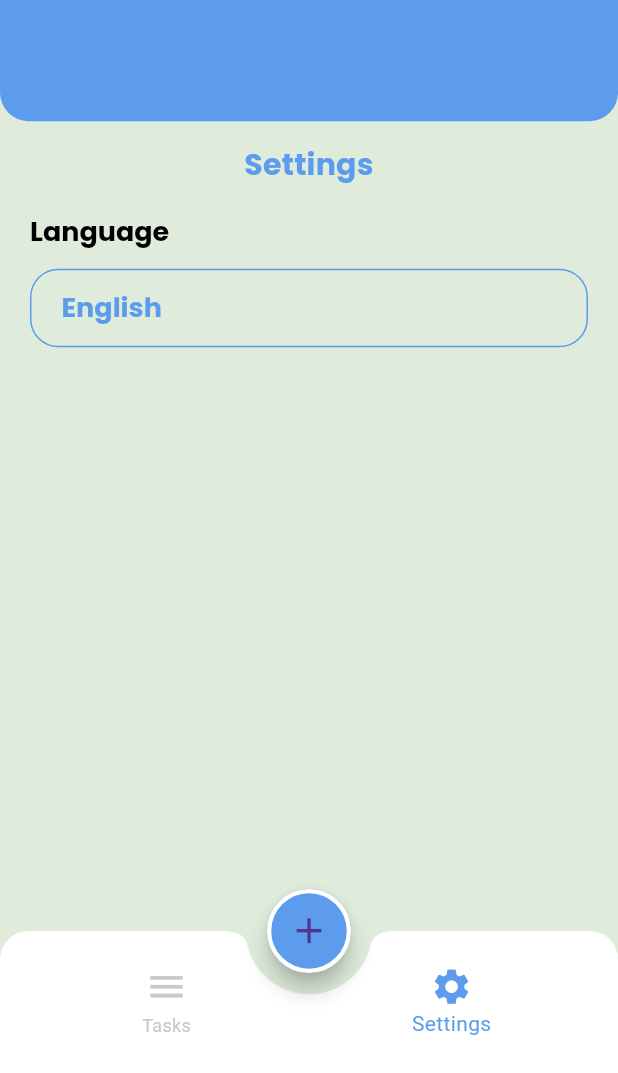
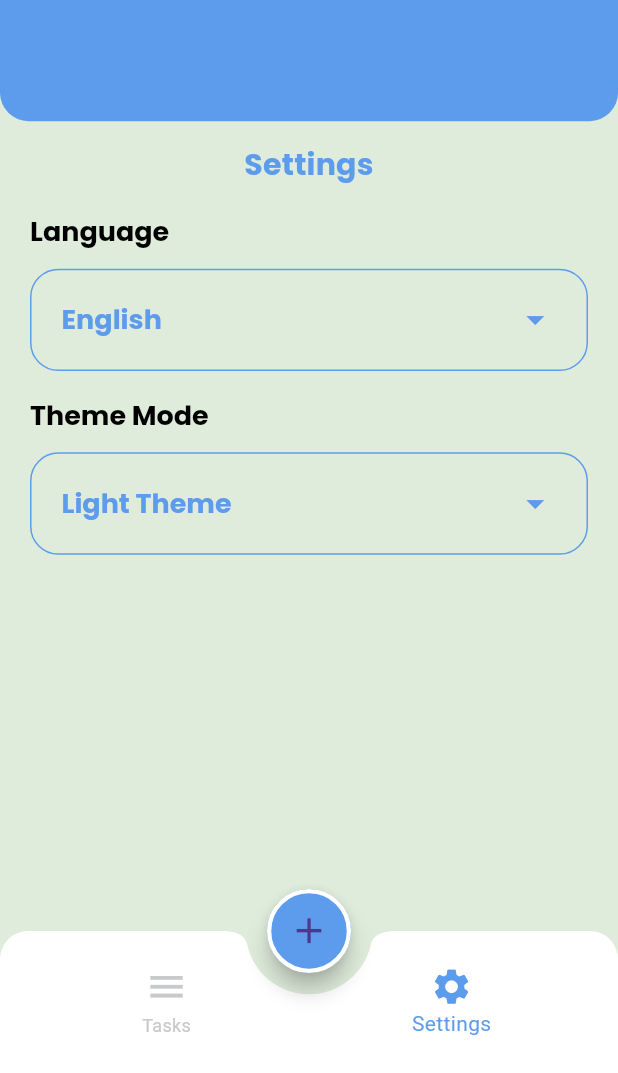
Before and after one commit to heshamgasser/todo, a Flutter app: the screen it shows after launch, item 2 of the bottom bar chosen, on a phone screen of 412 x 824 dp, the part 163-1236 px from its top. Run offline on Flutter 3.47's test engine with Material 3 defaults, Android fonts, the phone set to English and light mode, and no system bars; our stand-ins replace flutter_screenutil, google_fonts.

Commit message:
complete setting design

```diff
--- a/lib/main.dart
+++ b/lib/main.dart
@@ -1,18 +1,29 @@
 import 'package:flutter/material.dart';
 import 'package:flutter_screenutil/flutter_screenutil.dart';
+import 'package:provider/provider.dart';
 import 'package:todo_app/home_layout/home_layout.dart';
+import 'package:todo_app/provider/app_provider.dart';
 import 'package:todo_app/shared/styles/app_theme.dart';
 
-void main (){
-  runApp(Todo());
+void main() {
+  runApp(
+    ChangeNotifierProvider(
+      create: (context) => AppProvider(),
+      builder: (context, child) {
+        return Todo();
+      },
+    ),
+  );
 }
-
 
 class Todo extends StatelessWidget {
   const Todo({super.key});
 
   @override
   Widget build(BuildContext context) {
+
+    var appProvider = Provider.of<AppProvider>(context);
+
     return ScreenUtilInit(
       designSize: Size(412, 870),
       builder: (context, child) {
@@ -20,13 +31,11 @@ class Todo extends StatelessWidget {
           debugShowCheckedModeBanner: false,
           initialRoute: HomeLayout.routeName,
           routes: {
-            HomeLayout.routeName:(context) => HomeLayout(),
+            HomeLayout.routeName: (context) => HomeLayout(),
           },
           theme: AppTheme.lightTheme,
           darkTheme: AppTheme.darkTheme,
-          themeMode: ThemeMode.system,
-
-
+          themeMode: appProvider.themeMode,
         );
       },
     );
--- a/lib/shared/styles/app_theme.dart
+++ b/lib/shared/styles/app_theme.dart
@@ -5,6 +5,7 @@ import 'package:todo_app/shared/styles/app_text.dart';
 
 class AppTheme {
   static ThemeData lightTheme = ThemeData(
+    brightness: Brightness.light,
     appBarTheme: AppBarTheme(
       toolbarHeight: 200.h,
       centerTitle: true,
@@ -49,5 +50,48 @@ class AppTheme {
 
   );
 
-  static ThemeData darkTheme = ThemeData();
+  static ThemeData darkTheme = ThemeData(
+    brightness: Brightness.dark,
+    appBarTheme: AppBarTheme(
+      toolbarHeight: 200.h,
+      centerTitle: true,
+      color: AppColor.lightPrimaryColor,
+      shape: RoundedRectangleBorder(
+        borderRadius: BorderRadius.only(
+          bottomLeft: Radius.circular(20.r),
+          bottomRight: Radius.circular(20.r),
+        ),
+      ),
+    ),
+
+    scaffoldBackgroundColor: AppColor.darkBlackColor,
+    splashColor: Colors.transparent,
+    highlightColor: Colors.transparent,
+
+    textTheme: TextTheme(
+      titleLarge: AppText.titleLarge,
+      titleMedium: AppText.titleMedium,
+
+
+      displayMedium: AppText.displayMedium,
+      displaySmall: AppText.displaySmall,
+    ),
+
+    bottomAppBarTheme: BottomAppBarTheme(
+      color: AppColor.darkBlackColor,
+      height: 100.h,
+      shape: CircularNotchedRectangle(),
+    ),
+
+    bottomNavigationBarTheme: BottomNavigationBarThemeData(
+      type: BottomNavigationBarType.fixed,
+      selectedIconTheme: IconThemeData(size: 30.r),
+      unselectedIconTheme: IconThemeData(size: 30.r),
+      backgroundColor: Colors.transparent,
+      selectedItemColor: AppColor.lightPrimaryColor,
+      unselectedItemColor: AppColor.grayColor,
+      elevation: 0.0,
+
+    ),
+  );
 }
--- a/lib/views/setting_tab.dart
+++ b/lib/views/setting_tab.dart
@@ -1,29 +1,84 @@
 import 'package:flutter/material.dart';
 import 'package:flutter_screenutil/flutter_screenutil.dart';
+import 'package:provider/provider.dart';
+import 'package:todo_app/provider/app_provider.dart';
+import 'package:todo_app/provider/home_provider.dart';
 import 'package:todo_app/shared/styles/app_color.dart';
+import 'package:todo_app/views/widget/setting_container.dart';
+import 'package:todo_app/views/widget/setting_modalBottomSheet.dart';
 
 class SettingTab extends StatelessWidget {
   const SettingTab({super.key});
 
   @override
   Widget build(BuildContext context) {
+    var appProvider = Provider.of<AppProvider>(context);
+
     return Padding(
-      padding:  EdgeInsets.symmetric(horizontal: 20.w, vertical: 15.h),
+      padding: EdgeInsets.symmetric(horizontal: 20.w, vertical: 15.h),
       child: Column(
         crossAxisAlignment: CrossAxisAlignment.stretch,
         children: [
-            Text('Settings', style: Theme.of(context).textTheme.titleMedium, textAlign: TextAlign.center,),
-
+          Text(
+            'Settings',
+            style: Theme.of(context).textTheme.titleMedium,
+            textAlign: TextAlign.center,
+          ),
           SizedBox(height: 20.h),
-          Text('Language', style: Theme.of(context).textTheme.displayMedium,),
-          SizedBox(height: 15.h,),
-          Container(
-            padding: EdgeInsets.symmetric(horizontal: 20.w, vertical: 15.h),
-            decoration: BoxDecoration(
-              borderRadius: BorderRadius.circular(20.r),
-              border: Border.all(color: AppColor.lightPrimaryColor),
+          Text(
+            'Language',
+            style: Theme.of(context).brightness == Brightness.light
+                ? Theme.of(context).textTheme.displayMedium
+                : Theme.of(context)
+                .textTheme
+                .displayMedium!
+                .copyWith(color: Colors.white),
+          ),
+          SizedBox(
+            height: 15.h,
+          ),
+          SettingContainer(
+            containterText: 'English',
+            widget: SettingModalBottomSheet(
+              title: 'Language',
+              optionOne: 'English',
+              optionTwo: 'Arabic',
+              selected: appProvider.languageCode == 'en' ? true : false,
+              optionOneFunction: () {
+                appProvider.changeLanguageCode('en');
+              },
+              optionTwoFunction: () {
+                appProvider.changeLanguageCode('ar');
+              },
             ),
-            child: Text('English', style: Theme.of(context).textTheme.displaySmall,),
+          ),
+          SizedBox(height: 20.h),
+          Text(
+            'Theme Mode',
+            style: Theme.of(context).brightness == Brightness.light
+                ? Theme.of(context).textTheme.displayMedium
+                : Theme.of(context)
+                .textTheme
+                .displayMedium!
+                .copyWith(color: Colors.white),
+          ),
+          SizedBox(
+            height: 15.h,
+          ),
+          SettingContainer(
+            containterText: 'Light Theme',
+            widget: SettingModalBottomSheet(
+              title: 'Theme Mode',
+              optionOne: 'Light Theme',
+              optionTwo: 'Dark Theme',
+              selected: Theme.of(context).brightness == Brightness.light ? true : false,
+              optionOneFunction: () {
+                appProvider.changeThemeMode(ThemeMode.light);
+              },
+              optionTwoFunction: () {
+                appProvider.changeThemeMode(ThemeMode.dark);
+              },
+            ),
           ),
         ],
       ),
--- /dev/null
+++ b/lib/views/widget/setting_container.dart
@@ -0,0 +1,54 @@
+import 'package:flutter/material.dart';
+import 'package:flutter_screenutil/flutter_screenutil.dart';
+import 'package:provider/provider.dart';
+import 'package:todo_app/views/widget/setting_modalBottomSheet.dart';
+
+import '../../provider/app_provider.dart';
+import '../../shared/styles/app_color.dart';
+
+class SettingContainer extends StatelessWidget {
+  String containterText;
+
+  Widget widget;
+
+  SettingContainer(
+      {required this.containterText,
+      required this.widget});
+
+  @override
+  Widget build(BuildContext context) {
+
+    return InkWell(
+      onTap: () {
+        showModalBottomSheet(
+          backgroundColor: Theme.of(context).brightness == Brightness.light ? AppColor.lightGreenColor : AppColor.darkBlackColor,
+          context: context,
+          builder: (context) {
+            return widget;
+          },
+        );
+      },
+      child: Container(
+        padding: EdgeInsets.symmetric(horizontal: 20.w, vertical: 20.h),
+        decoration: BoxDecoration(
+          borderRadius: BorderRadius.circular(20.r),
+          border: Border.all(color: AppColor.lightPrimaryColor),
+        ),
+        child: Row(
+          children: [
+            Text(
+              containterText,
+              style: Theme.of(context).textTheme.displaySmall,
+            ),
+            Spacer(),
+            Icon(
+              Icons.arrow_drop_down,
+              size: 30.r,
+              color: AppColor.lightPrimaryColor,
+            ),
+          ],
+        ),
+      ),
+    );
+  }
+}
```
Also changed, not shown: lib/provider/app_provider.dart (+7 -0 lines), lib/views/widget/setting_modalBottomSheet.dart (added, +103 -0 lines).
